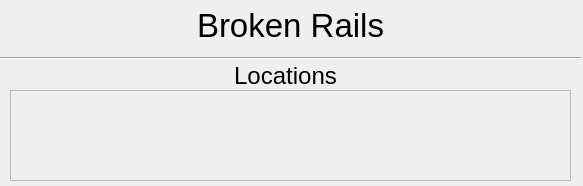
headhunter22/ECE1140-Train-Simulator, file Full System/FaultDisplay.ui: the form before one commit.
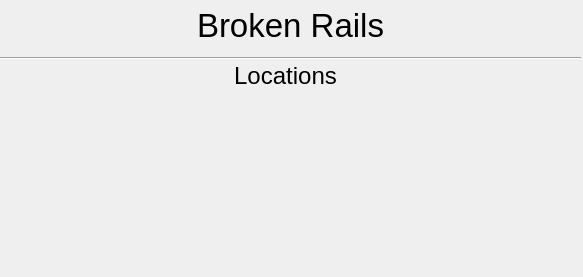
The form after the commit.

Patch:
```diff
--- a/Full System/FaultDisplay.ui
+++ b/Full System/FaultDisplay.ui
@@ -7,7 +7,7 @@
     <x>0</x>
     <y>0</y>
     <width>583</width>
-    <height>186</height>
+    <height>277</height>
    </rect>
   </property>
   <property name="windowTitle">
@@ -65,28 +65,16 @@
      <enum>Qt::Horizontal</enum>
     </property>
    </widget>
-   <widget class="QScrollArea" name="scrollArea">
+   <widget class="QWidget" name="verticalLayoutWidget">
     <property name="geometry">
      <rect>
       <x>10</x>
       <y>90</y>
       <width>561</width>
-      <height>91</height>
+      <height>181</height>
      </rect>
     </property>
-    <property name="widgetResizable">
-     <bool>true</bool>
-    </property>
-    <widget class="QWidget" name="scrollAreaWidgetContents">
-     <property name="geometry">
-      <rect>
-       <x>0</x>
-       <y>0</y>
-       <width>559</width>
-       <height>89</height>
-      </rect>
-     </property>
-    </widget>
+    <layout class="QVBoxLayout" name="verticalLayout"/>
    </widget>
   </widget>
  </widget>
```
